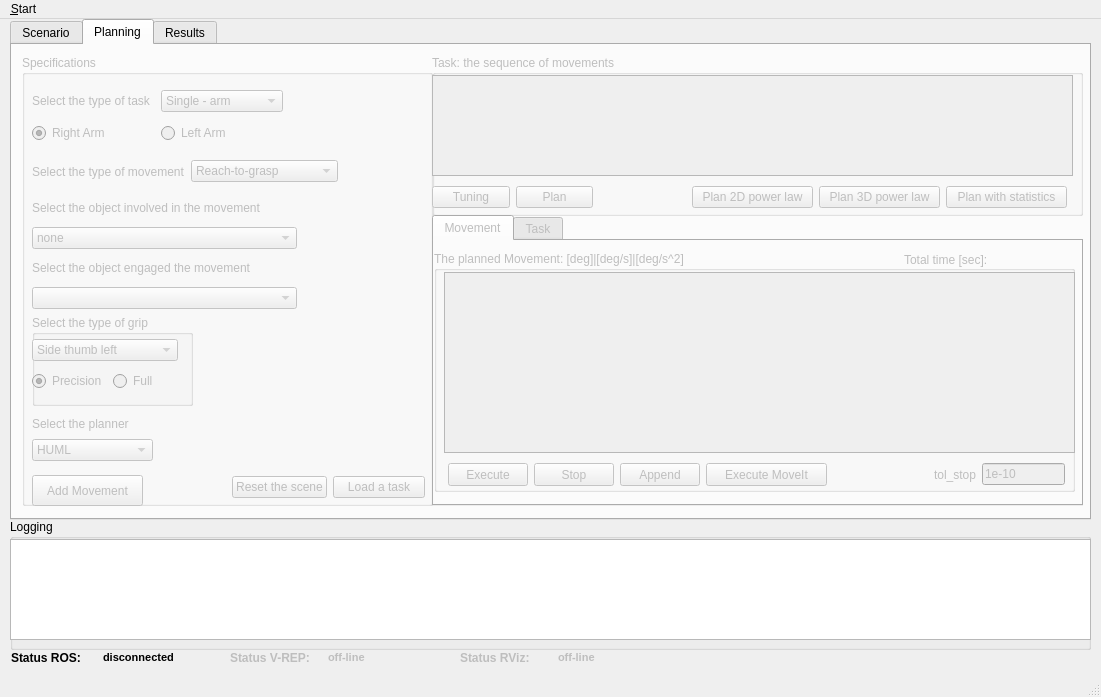
First picture: the form in ui/main_window.ui, repository zohannn/motion_manager, before the edit.
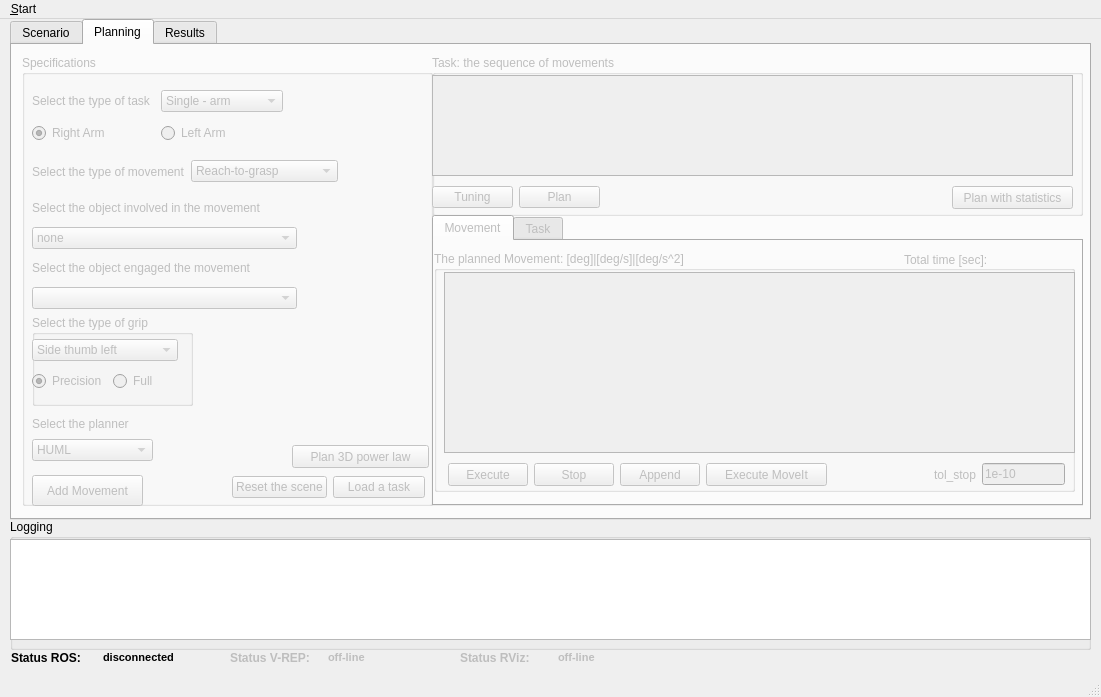
Second picture: the form after the edit. The open tabs and pages were chosen to show the change. Icons and pictures are not drawn. Custom widgets are drawn as their Qt base class.

Diff of the .ui file:
```diff
--- a/ui/main_window.ui
+++ b/ui/main_window.ui
@@ -715,6 +715,19 @@
         </item>
        </layout>
       </widget>
+      <widget class="QPushButton" name="pushButton_plan_3d_power_law">
+       <property name="geometry">
+        <rect>
+         <x>270</x>
+         <y>390</y>
+         <width>137</width>
+         <height>23</height>
+        </rect>
+       </property>
+       <property name="text">
+        <string>Plan 3D power law</string>
+       </property>
+      </widget>
      </widget>
      <widget class="QGroupBox" name="groupBox_task">
       <property name="geometry">
@@ -738,12 +751,12 @@
         </rect>
        </property>
       </widget>
-      <widget class="QWidget" name="">
+      <widget class="QWidget" name="layoutWidget">
        <property name="geometry">
         <rect>
          <x>0</x>
          <y>130</y>
-         <width>161</width>
+         <width>168</width>
          <height>25</height>
         </rect>
        </property>
@@ -764,38 +777,18 @@
         </item>
        </layout>
       </widget>
-      <widget class="QWidget" name="">
+      <widget class="QPushButton" name="pushButton_plan_trials">
        <property name="geometry">
         <rect>
-         <x>260</x>
-         <y>130</y>
-         <width>375</width>
-         <height>25</height>
+         <x>520</x>
+         <y>131</y>
+         <width>121</width>
+         <height>23</height>
         </rect>
        </property>
-       <layout class="QHBoxLayout" name="horizontalLayout_15">
-        <item>
-         <widget class="QPushButton" name="pushButton_plan_2d_power_law">
-          <property name="text">
-           <string>Plan 2D power law</string>
-          </property>
-         </widget>
-        </item>
-        <item>
-         <widget class="QPushButton" name="pushButton_plan_3d_power_law">
-          <property name="text">
-           <string>Plan 3D power law</string>
-          </property>
-         </widget>
-        </item>
-        <item>
-         <widget class="QPushButton" name="pushButton_plan_trials">
-          <property name="text">
-           <string>Plan with statistics</string>
-          </property>
-         </widget>
-        </item>
-       </layout>
+       <property name="text">
+        <string>Plan with statistics</string>
+       </property>
       </widget>
      </widget>
      <widget class="QTabWidget" name="tabWidget_sol">
```
Left out of the diff: 8 changed lines with no effect on the pictures.
